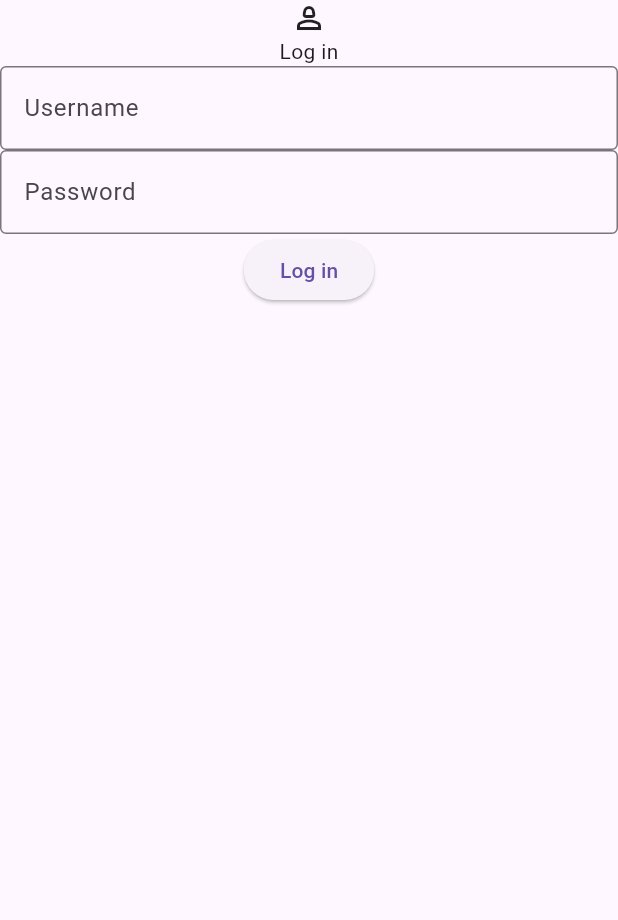
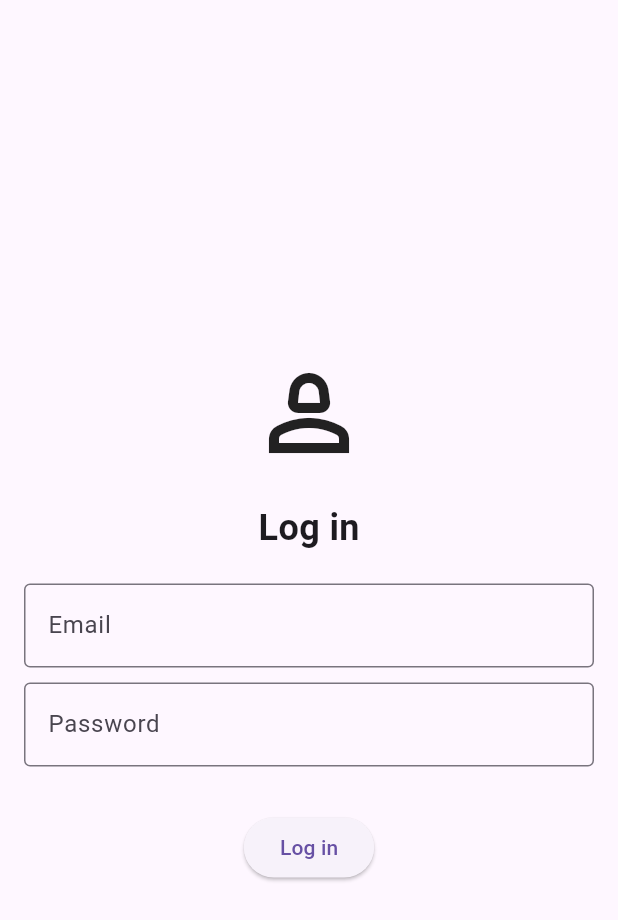
Before and after one commit to MateuszZawadzki1/notes_app, a Flutter app: the screen it shows after launch, on a phone screen of 412 x 824 dp. Shown: the top 920 px of the screen. Run offline on Flutter 3.47's test engine with Material 3 defaults, Android fonts, the phone set to English and light mode, and no system bars.

Commit message:
Add login system, Add notes not working

```diff
--- /dev/null
+++ b/devtools_options.yaml
@@ -0,0 +1,3 @@
+description: This file stores settings for Dart & Flutter DevTools.
+documentation: https://docs.flutter.dev/tools/devtools/extensions#configure-extension-enablement-states
+extensions:
--- a/lib/widgets/login_screen.dart
+++ b/lib/widgets/login_screen.dart
@@ -1,43 +1,115 @@
 import 'package:flutter/material.dart';
+import 'package:notes_app/services/auth_service.dart';
 import 'package:notes_app/widgets/notes.dart';
 
 class LoginScreen extends StatefulWidget {
   const LoginScreen({super.key});
 
   @override
-  State<LoginScreen> createState() {
-    return _LoginScreen();
+  State<LoginScreen> createState() => _LoginScreenState();
+}
+
+class _LoginScreenState extends State<LoginScreen> {
+  // Instancja AuthService jest tworzona tylko raz – tutaj w polu klasy.
+  final AuthService authService = AuthService();
+
+  // Kontrolery do pobierania danych z pól tekstowych.
+  final TextEditingController _emailController = TextEditingController();
+  final TextEditingController _passwordController = TextEditingController();
+
+  bool _isLoading = false;
+  String? _errorMessage;
+
+  Future<void> _login() async {
+    setState(() {
+      _isLoading = true;
+      _errorMessage = null;
+    });
+
+    try {
+      final bool success = await authService.login(
+        _emailController.text.trim(),
+        _passwordController.text.trim(),
+      );
+
+      if (!mounted) return;
+
+      if (!success) {
+        // Jeśli logowanie nie powiodło się, ustaw komunikat błędu i zakończ funkcję
+        setState(() {
+          _errorMessage = "Invalid email or password";
+        });
+        return;
+      }
+
+      // Jeśli logowanie powiodło się, przechodzimy do ekranu notatek
+      Navigator.pushReplacement(
+        context,
+        MaterialPageRoute(builder: (context) => const Notes()),
+      );
+    } catch (e) {
+      if (!mounted) return;
+      setState(() {
+        _errorMessage = e.toString();
+      });
+    } finally {
+      if (!mounted) return;
+      setState(() {
+        _isLoading = false;
+      });
     }
   }
 
-class _LoginScreen extends State<LoginScreen> {
   @override
   Widget build(BuildContext context) {
     return Scaffold(
-      body: Column(
+      body: Padding(
+        padding: const EdgeInsets.all(16.0),
+        child: Column(
+          mainAxisAlignment: MainAxisAlignment.center,
           children: [
-          const Icon(Icons.person_2_outlined),
-          const Text("Log in"),
+            const Icon(Icons.person_2_outlined, size: 80),
+            const SizedBox(height: 20),
+            const Text(
+              "Log in",
+              style: TextStyle(fontSize: 24, fontWeight: FontWeight.bold),
+            ),
+            const SizedBox(height: 20),
+            // Pole do wpisania e-maila
             TextField(
+              controller: _emailController,
               decoration: const InputDecoration(
                 border: OutlineInputBorder(),
-              hintText: "Username",
+                hintText: "Email",
               ),
             ),
+            const SizedBox(height: 10),
+            // Pole do wpisania hasła
             TextField(
+              controller: _passwordController,
+              obscureText: true,
               decoration: const InputDecoration(
                 border: OutlineInputBorder(),
                 hintText: "Password",
               ),
             ),
-          ElevatedButton(
-            onPressed: () {
-              Navigator.push(
-                  context, MaterialPageRoute(builder: (context) => Notes()));
-            },
-            child: Text("Log in"),
+            const SizedBox(height: 10),
+            // Wyświetlamy komunikat o błędzie, jeśli wystąpił.
+            if (_errorMessage != null)
+              Text(
+                _errorMessage!,
+                style: const TextStyle(color: Colors.red),
+              ),
+            const SizedBox(height: 20),
+            // Jeśli trwa ładowanie, pokazujemy loader, inaczej przycisk logowania.
+            _isLoading
+                ? const CircularProgressIndicator()
+                : ElevatedButton(
+                    onPressed: _login,
+                    child: const Text("Log in"),
                   ),
           ],
+        ),
       ),
     );
   }
```
Also changed, not shown: lib/services/auth_service.dart (+7 -2 lines), 3 other files. Lines whose indentation alone changed are shown as unchanged.
